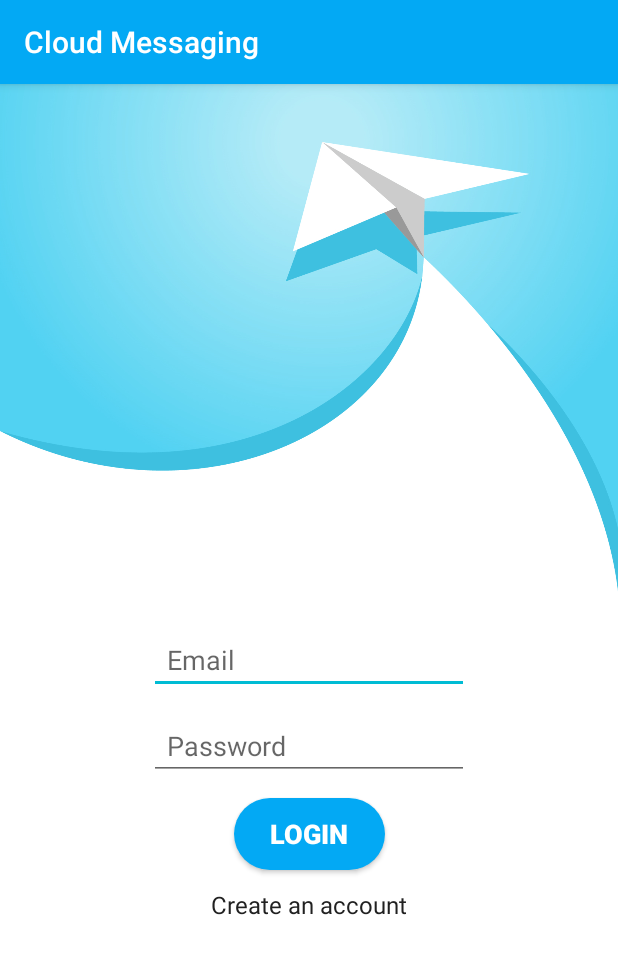
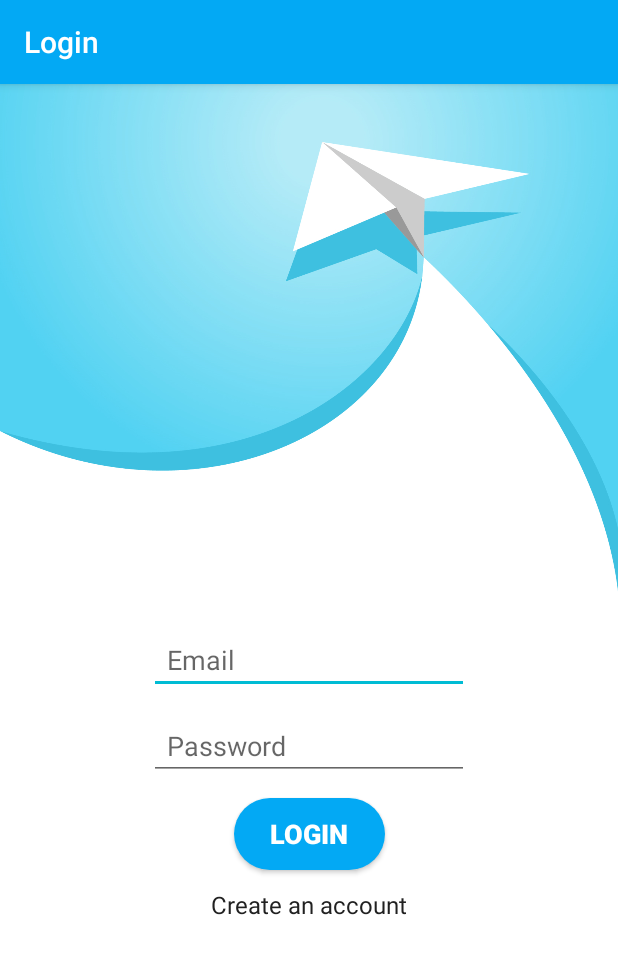
Before and after one commit to DmytroKutko/Firebase_CloudMessaging_test, an Android app: the screen it shows after launch (AuthActivity), after a tap on "LOGIN", on a phone screen of 412 x 824 dp. Shown: the top 954 px of the screen. Run offline under Robolectric (Android 15) with nearby library versions, the phone set to English and light mode, and no system bars.

Commit message:
small view fixes

```diff
--- a/app/build.gradle
+++ b/app/build.gradle
@@ -37,5 +37,7 @@ dependencies {
     //Firebase services
     implementation 'com.google.firebase:firebase-messaging:17.4.0'
     implementation 'com.google.firebase:firebase-auth:16.1.0'
+    implementation 'com.google.firebase:firebase-core:16.0.7'
+    implementation 'com.google.firebase:firebase-database:16.1.0'
 
 }
--- a/app/src/main/AndroidManifest.xml
+++ b/app/src/main/AndroidManifest.xml
@@ -11,14 +11,14 @@
             android:roundIcon="@mipmap/ic_launcher_round"
             android:supportsRtl="true"
             android:theme="@style/AppTheme">
-        <activity android:name=".AuthActivity">
+        <activity android:name=".view.AuthActivity">
             <intent-filter>
                 <action android:name="android.intent.action.MAIN"/>
 
                 <category android:name="android.intent.category.LAUNCHER"/>
             </intent-filter>
         </activity>
-        <activity android:name=".MainActivity">
+        <activity android:name=".view.MainActivity">
             <intent-filter>
                 <action android:name="android.intent.action.MAIN"/>
 
--- a/app/src/main/java/com/example/cloudmessagingtest/AuthFragments/LoginFragment.kt
+++ b/app/src/main/java/com/example/cloudmessagingtest/view/AuthFragments/LoginFragment.kt
@@ -1,4 +1,4 @@
-package com.example.cloudmessagingtest.AuthFragments
+package com.example.cloudmessagingtest.view.AuthFragments
 
 
 import android.os.Bundle
@@ -23,12 +23,22 @@ class LoginFragment : Fragment() {
     override fun onActivityCreated(savedInstanceState: Bundle?) {
         super.onActivityCreated(savedInstanceState)
 
+        setInitialData()
         initListener()
+    }
+
+    private fun setInitialData() {
+        setTitle()
+    }
+
+    private fun setTitle() {
+        activity!!.title = "Login"
     }
 
     private fun initListener() {
         btnLoginSignIn.setOnClickListener {
-            initLogin()
+
+
         }
         tvLoginToRegistration.setOnClickListener {
             fragmentManager!!
@@ -37,8 +47,4 @@ class LoginFragment : Fragment() {
                 .commit()
         }
     }
-
-    private fun initLogin() {
-        //TO DO login function
-    }
 }
--- a/app/src/main/java/com/example/cloudmessagingtest/MainActivity.kt
+++ b/app/src/main/java/com/example/cloudmessagingtest/view/MainActivity.kt
@@ -1,7 +1,8 @@
-package com.example.cloudmessagingtest
+package com.example.cloudmessagingtest.view
 
 import android.support.v7.app.AppCompatActivity
 import android.os.Bundle
+import com.example.cloudmessagingtest.R
 
 class MainActivity : AppCompatActivity() {
 
--- a/app/src/main/res/layout/activity_auth.xml
+++ b/app/src/main/res/layout/activity_auth.xml
@@ -6,7 +6,7 @@
         xmlns:app="http://schemas.android.com/apk/res-auto"
         android:layout_width="match_parent"
         android:layout_height="match_parent"
-        tools:context=".AuthActivity">
+        tools:context=".view.AuthActivity">
 
 
 
--- a/app/src/main/res/layout/activity_main.xml
+++ b/app/src/main/res/layout/activity_main.xml
@@ -5,7 +5,7 @@
         xmlns:app="http://schemas.android.com/apk/res-auto"
         android:layout_width="match_parent"
         android:layout_height="match_parent"
-        tools:context=".MainActivity">
+        tools:context=".view.MainActivity">
 
     <TextView
             android:layout_width="wrap_content"
--- a/app/src/main/res/layout/fragment_login.xml
+++ b/app/src/main/res/layout/fragment_login.xml
@@ -4,7 +4,7 @@
         xmlns:app="http://schemas.android.com/apk/res-auto" xmlns:tools="http://schemas.android.com/tools"
         android:layout_width="match_parent"
         android:layout_height="match_parent"
-        tools:context=".AuthFragments.LoginFragment" android:background="@color/TextIcons">
+        tools:context=".view.AuthFragments.LoginFragment" android:background="@color/TextIcons">
 
 
     <ImageView
--- a/app/src/main/res/layout/fragment_registration.xml
+++ b/app/src/main/res/layout/fragment_registration.xml
@@ -4,7 +4,7 @@
         xmlns:app="http://schemas.android.com/apk/res-auto" xmlns:tools="http://schemas.android.com/tools"
         android:layout_width="match_parent"
         android:layout_height="match_parent"
-        tools:context=".AuthFragments.RegistrationFragment">
+        tools:context=".view.AuthFragments.RegistrationFragment">
 
 
     <ImageView
```
Also changed, not shown: app/src/main/java/com/example/cloudmessagingtest/view/AuthActivity.kt (renamed from app/src/main/java/com/example/cloudmessagingtest/AuthActivity.kt, +7 -3 lines), app/src/main/java/com/example/cloudmessagingtest/view/AuthFragments/RegistrationFragment.kt (renamed from app/src/main/java/com/example/cloudmessagingtest/AuthFragments/RegistrationFragment.kt, +2 -6 lines).
